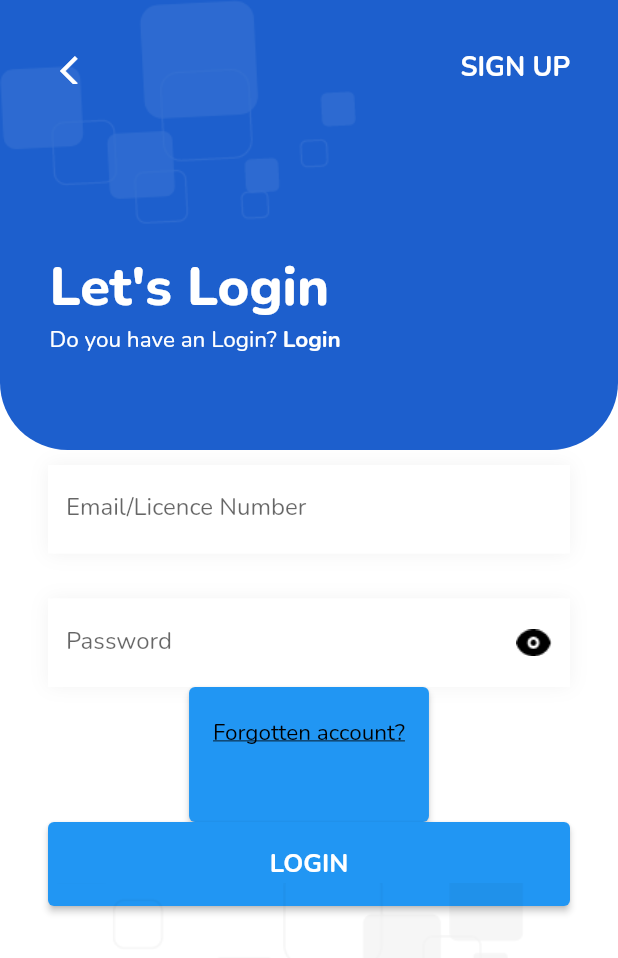
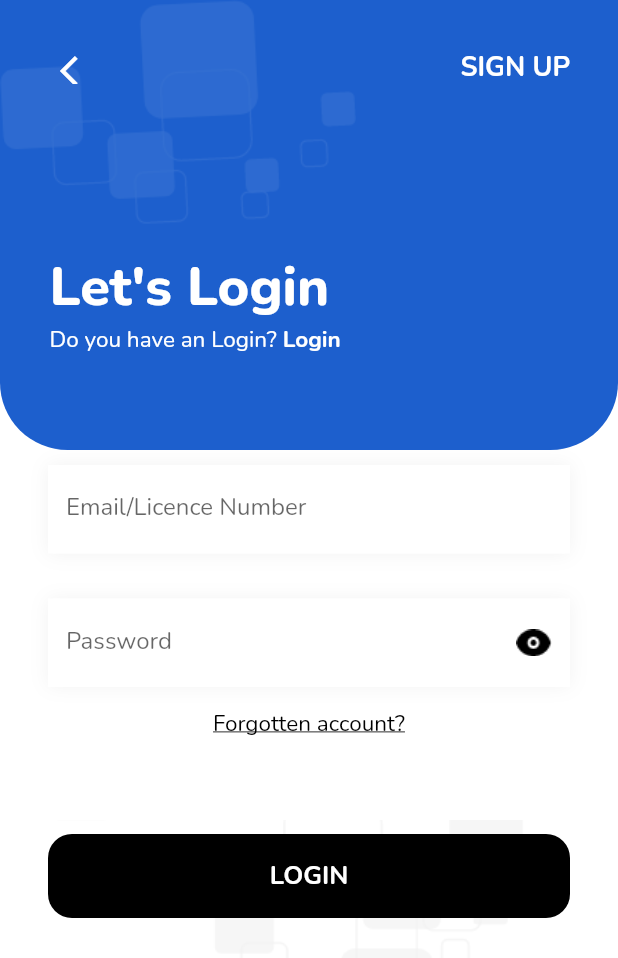
Before and after one commit to Nandani-concetto/iguard, a Flutter app: the screen it shows after launch, on a phone screen of 412 x 824 dp. Shown: the top 958 px of the screen. Run offline on Flutter 3.47's test engine with Material 2 defaults, Android fonts, the phone set to English and light mode, and no system bars.

Commit message:
change few code

```diff
--- a/lib/main.dart
+++ b/lib/main.dart
@@ -163,10 +163,8 @@ class _MyappState extends State<Myapp> {
     );
   }
   Widget forgotAccountLabel(){
-    return  ElevatedButton(
+    return  FlatButton(
                       onPressed: () {},
-      child: Padding(
-        padding: const EdgeInsets.only(top: 20,bottom: 50),
                       child: Text(
                         'Forgotten account?',
                         style: TextStyle(
@@ -177,12 +175,11 @@ class _MyappState extends State<Myapp> {
                           fontSize: 15,
                         ),
                       ),
-      ),
                     );
   }
   Widget loginButton(){
     return Padding(
-      padding: const EdgeInsets.only(left:32,right:32,bottom: 72),
+      padding: const EdgeInsets.only(left:32,right:32,top: 50),
       child: Container(height: 56,
         width: 350,
         decoration: BoxDecoration(
@@ -190,7 +187,7 @@ class _MyappState extends State<Myapp> {
           borderRadius: BorderRadius.circular(16),
         ),
 
-        child: ElevatedButton(
+        child: FlatButton(
           onPressed: () {},
           child: Text('LOGIN',
             style: TextStyle(
@@ -270,6 +267,7 @@ class _MyappState extends State<Myapp> {
                        boxOfPassword(),
                      ],
                    ),
+
                   forgotAccountLabel(),
                   Stack(
                     children: [
```
Lines whose indentation alone changed are shown as unchanged.
